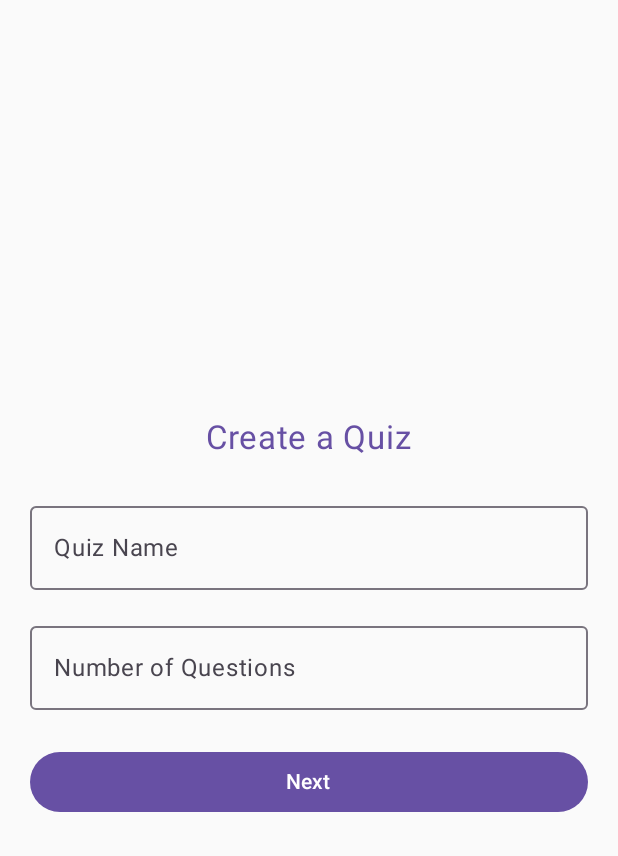
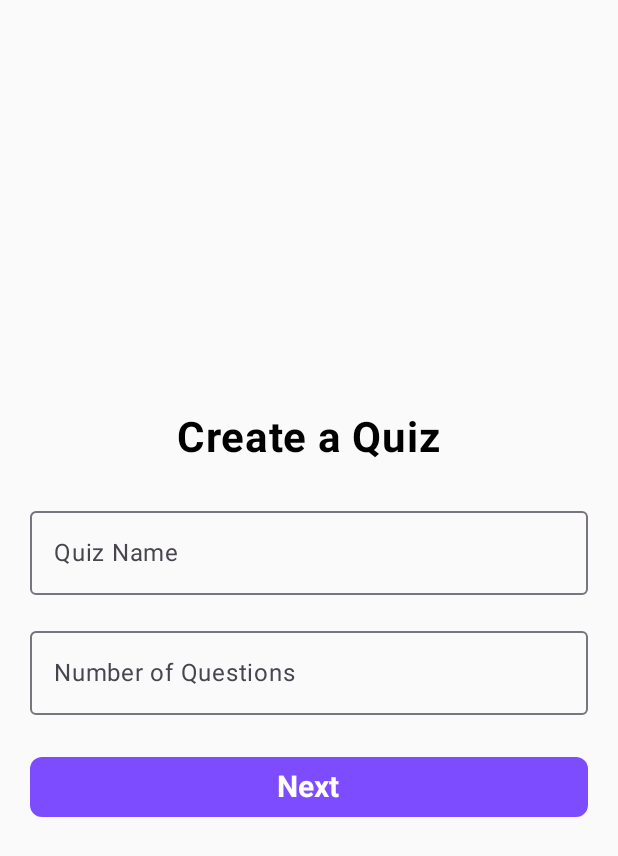
Before and after one commit to LakhyarajRajkhowa/gdgc-quiz-app, an Android app built with Jetpack Compose: the CreateQuizSetupScreen screen opened through its navigation route, on a phone screen of 412 x 824 dp. Shown: the top 856 px of the screen. Run offline under Robolectric (Android 15) with nearby library versions, the phone set to English and light mode, and no system bars.

Commit message:
Fixed UI

```diff
--- a/app/src/main/java/com/example/quizapp/presentation/quiz/CreateQuizSetupScreen.kt
+++ b/app/src/main/java/com/example/quizapp/presentation/quiz/CreateQuizSetupScreen.kt
@@ -1,11 +1,15 @@
 package com.example.quizapp.presentation.quiz
 
+import androidx.compose.foundation.Canvas
 import androidx.compose.foundation.layout.*
+import androidx.compose.foundation.shape.RoundedCornerShape
 import androidx.compose.foundation.text.KeyboardOptions
 import androidx.compose.material3.*
 import androidx.compose.runtime.*
 import androidx.compose.ui.Alignment
 import androidx.compose.ui.Modifier
+import androidx.compose.ui.geometry.Offset
+import androidx.compose.ui.graphics.Color
 import androidx.compose.ui.text.input.KeyboardType
 import androidx.compose.ui.unit.dp
 import androidx.compose.ui.unit.sp
@@ -29,8 +33,9 @@ fun CreateQuizSetupScreen(
     ) {
         Text(
             text = "Create a Quiz",
-            fontSize = 22.sp,
-            color = MaterialTheme.colorScheme.primary
+            fontSize = 28.sp,
+            fontWeight = androidx.compose.ui.text.font.FontWeight.Bold,
+            color = Color.Black
         )
 
         Spacer(modifier = Modifier.height(24.dp))
@@ -65,9 +70,17 @@ fun CreateQuizSetupScreen(
                     onNext(quizName.text, num)
                 }
             },
-            modifier = Modifier.fillMaxWidth()
+            modifier = Modifier.fillMaxWidth(),
+            shape = RoundedCornerShape(8.dp),
+            colors = ButtonDefaults.buttonColors(
+                containerColor = Color(0xFF7D4CFF),
+                contentColor = Color.White
+            )
         ) {
-            Text("Next")
+            Text(
+                text = "Next",
+                fontSize = 20.sp,
+                fontWeight = androidx.compose.ui.text.font.FontWeight.Bold)
         }
     }
 }
```
